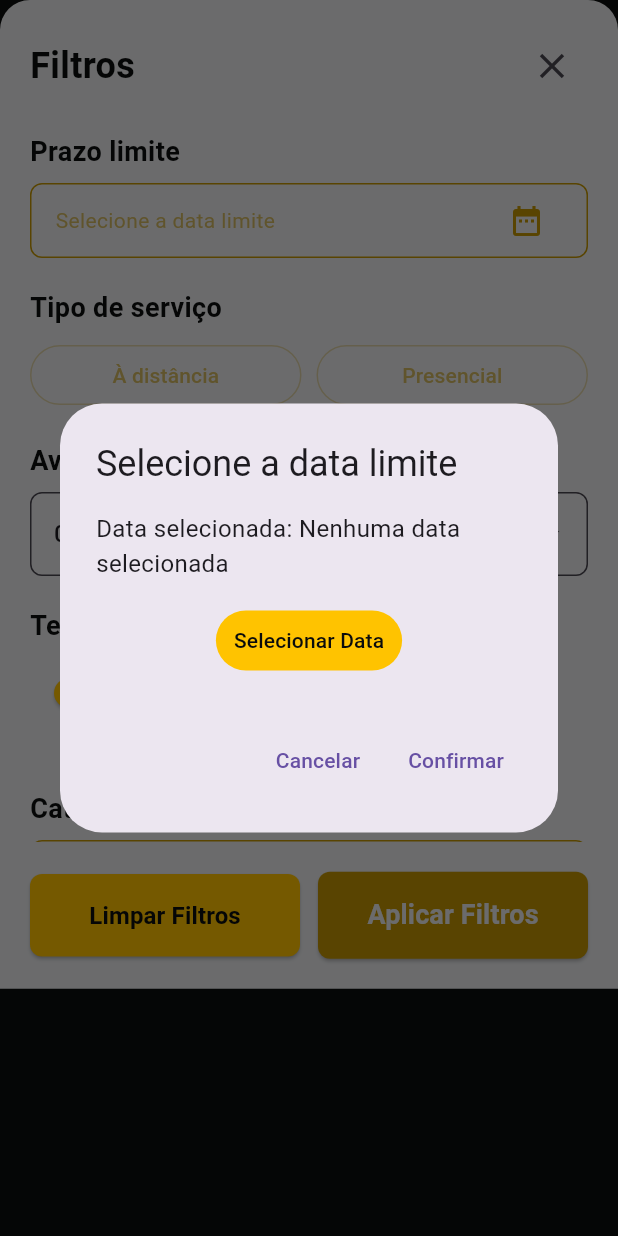
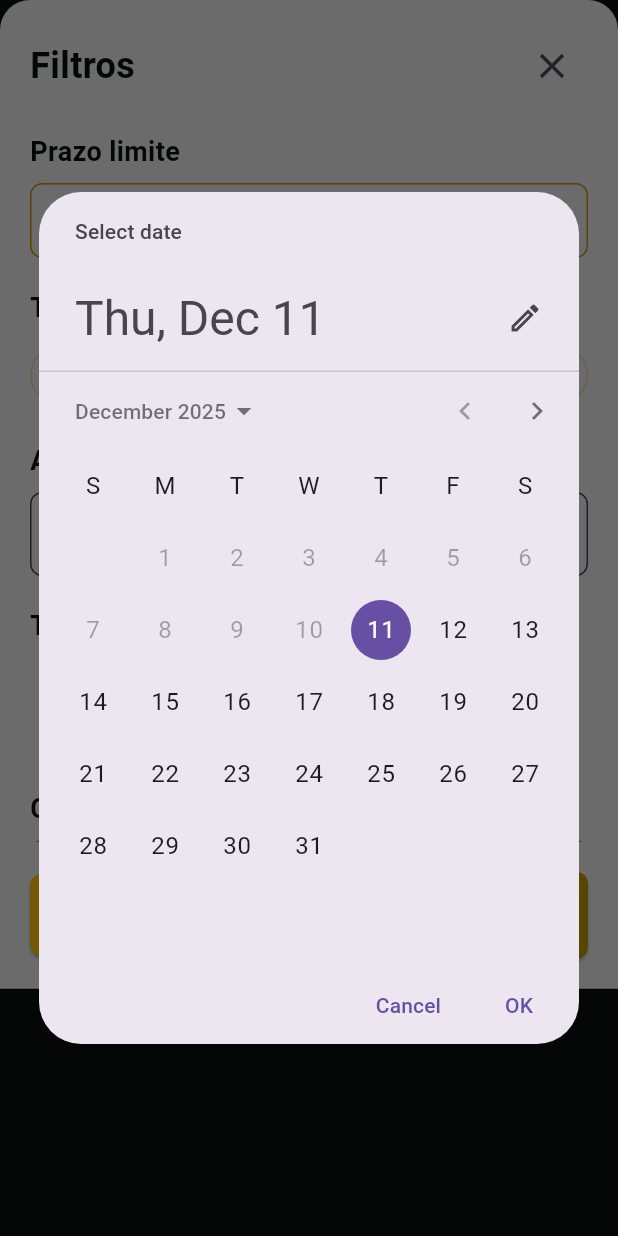
Before and after one commit to Chronora-ADS/Chronora-Flutter, a Flutter app: the FiltersModal widget shown alone on an empty page, opened directly with empty values, after a tap on the "date range" icon, on a phone screen of 412 x 824 dp. Run offline on Flutter 3.47's test engine with Material 3 defaults, Android fonts, the phone set to English and light mode, and no system bars; our stand-ins replace file_picker, image_picker, shared_preferences; missing offline and left inert: dart:html; accounts and stored records are empty; network calls fail.

Commit message:
Filtro de prazo

```diff
--- a/lib/widgets/filters_modal.dart
+++ b/lib/widgets/filters_modal.dart
@@ -33,6 +33,7 @@ class _FiltersModalState extends State<FiltersModal> {
   late String ordenacaoValue;
   late String selectedTipoServico;
   int prazoDias = 0;
+  DateTime? _selectedPrazoDate;
   final TextEditingController _categoriaController = TextEditingController();
   Set<String> selectedCategories = <String>{};
 
@@ -45,6 +46,11 @@ class _FiltersModalState extends State<FiltersModal> {
     selectedTipoServico = widget.initialSelectedTipoServico;
     prazoDias = widget.initialPrazoDias;
     selectedCategories = widget.initialSelectedCategories.toSet();
+
+    // Initialize the selected date based on prazoDias
+    if (widget.initialPrazoDias > 0) {
+      _selectedPrazoDate = DateTime.now().add(Duration(days: widget.initialPrazoDias));
+    }
   }
 
   @override
@@ -101,11 +107,11 @@ class _FiltersModalState extends State<FiltersModal> {
                         children: [
                           Expanded(
                             child: Text(
-                              prazoDias > 0
-                                ? 'Até ${DateTime.now().add(Duration(days: prazoDias)).day}/${DateTime.now().add(Duration(days: prazoDias)).month}'
+                              _selectedPrazoDate != null
+                                ? 'Até ${_selectedPrazoDate!.day}/${_selectedPrazoDate!.month}'
                                 : 'Selecione a data limite',
                               style: TextStyle(
-                                color: prazoDias > 0
+                                color: _selectedPrazoDate != null
                                   ? AppColors.preto
                                   : AppColors.amareloUmPoucoEscuro.withOpacity(0.6),
                               ),
@@ -386,6 +392,7 @@ class _FiltersModalState extends State<FiltersModal> {
                       selectedTipoServico = "";
                       selectedCategories.clear();
                       prazoDias = 0;
+                      _selectedPrazoDate = null;
                       _categoriaController.clear();
                     });
 
@@ -443,89 +450,25 @@ class _FiltersModalState extends State<FiltersModal> {
     );
   }
 
-  void _showPrazoDialog() {
-    DateTime? selectedDate = prazoDias > 0
-        ? DateTime.now().add(Duration(days: prazoDias))
-        : null;
+  Future<void> _showPrazoDialog() async {
+    DateTime? initialDate = _selectedPrazoDate ?? DateTime.now();
 
-    showDialog(
-      context: context,
-      builder: (BuildContext context) {
-        return AlertDialog(
-          title: const Text('Selecione a data limite'),
-          content: StatefulBuilder(
-            builder: (BuildContext context, StateSetter setState) {
-              return Column(
-                mainAxisSize: MainAxisSize.min,
-                children: [
-                  Text(
-                    'Data selecionada: ${selectedDate != null ? "${selectedDate?.day}/${selectedDate?.month}/${selectedDate?.year}" : "Nenhuma data selecionada"}',
-                    style: const TextStyle(fontSize: 16),
-                  ),
-                  const SizedBox(height: 16),
-                  TextButton(
-                    onPressed: () async {
     final DateTime? picked = await showDatePicker(
       context: context,
-                        initialDate: selectedDate ?? DateTime.now(),
+      initialDate: initialDate,
       firstDate: DateTime.now(),
       lastDate: DateTime.now().add(const Duration(days: 365)),
     );
 
     if (picked != null) {
-                        setState(() {
-                          selectedDate = picked;
-                        });
-
       // Calculate days difference from today
       final today = DateTime.now();
-                        final difference = selectedDate!.difference(today);
+      final difference = picked.difference(today);
+      setState(() {
+        _selectedPrazoDate = picked;
         prazoDias = difference.inDays;
+      });
     }
-                    },
-                    style: TextButton.styleFrom(
-                      backgroundColor: AppColors.amareloClaro,
-                      foregroundColor: AppColors.preto,
-                    ),
-                    child: const Text('Selecionar Data'),
-                  ),
-                  const SizedBox(height: 8),
-                  if (selectedDate != null) ...[
-                    TextButton(
-                      onPressed: () {
-                        setState(() {
-                          selectedDate = null;
-                        });
-                        prazoDias = 0; // Reset to "any date"
-                      },
-                      style: TextButton.styleFrom(
-                        backgroundColor: AppColors.amareloUmPoucoEscuro,
-                        foregroundColor: AppColors.branco,
-                      ),
-                      child: const Text('Limpar Data'),
-                    ),
-                  ],
-                ],
-              );
-            },
-          ),
-          actions: [
-            TextButton(
-              onPressed: () {
-                Navigator.of(context).pop();
-              },
-              child: const Text('Cancelar'),
-            ),
-            TextButton(
-              onPressed: () {
-                Navigator.of(context).pop();
-              },
-              child: const Text('Confirmar'),
-            ),
-          ],
-        );
-      },
-    );
   }
 
   Widget _buildFilterSection(String title, Widget child) {
```
Lines whose indentation alone changed are shown as unchanged.
